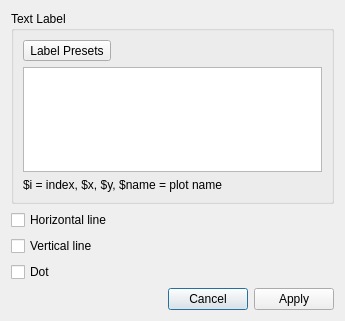
Qt form src/MarkerEditDialog.ui (noedigcode/GidPlot) before a commit.
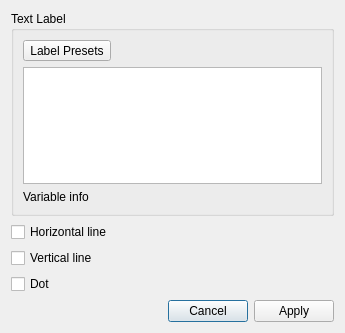
The same form after that commit.

Diff of the .ui file:
```diff
--- a/src/MarkerEditDialog.ui
+++ b/src/MarkerEditDialog.ui
@@ -7,7 +7,7 @@
     <x>0</x>
     <y>0</y>
     <width>345</width>
-    <height>321</height>
+    <height>333</height>
    </rect>
   </property>
   <property name="windowTitle">
@@ -59,7 +59,7 @@
       <item>
        <widget class="QLabel" name="label">
         <property name="text">
-         <string>$i = index, $x, $y, $name = plot name</string>
+         <string>Variable info</string>
         </property>
         <property name="wordWrap">
          <bool>true</bool>
```
Left out of the diff: 2 changed lines with no effect on the pictures.
